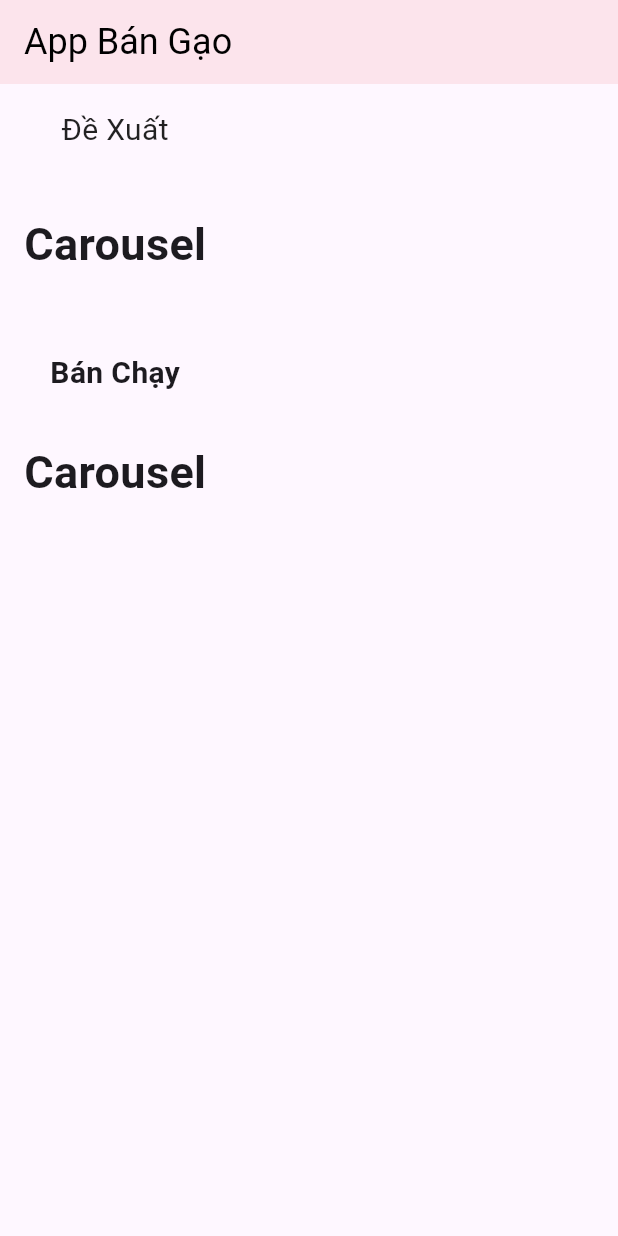
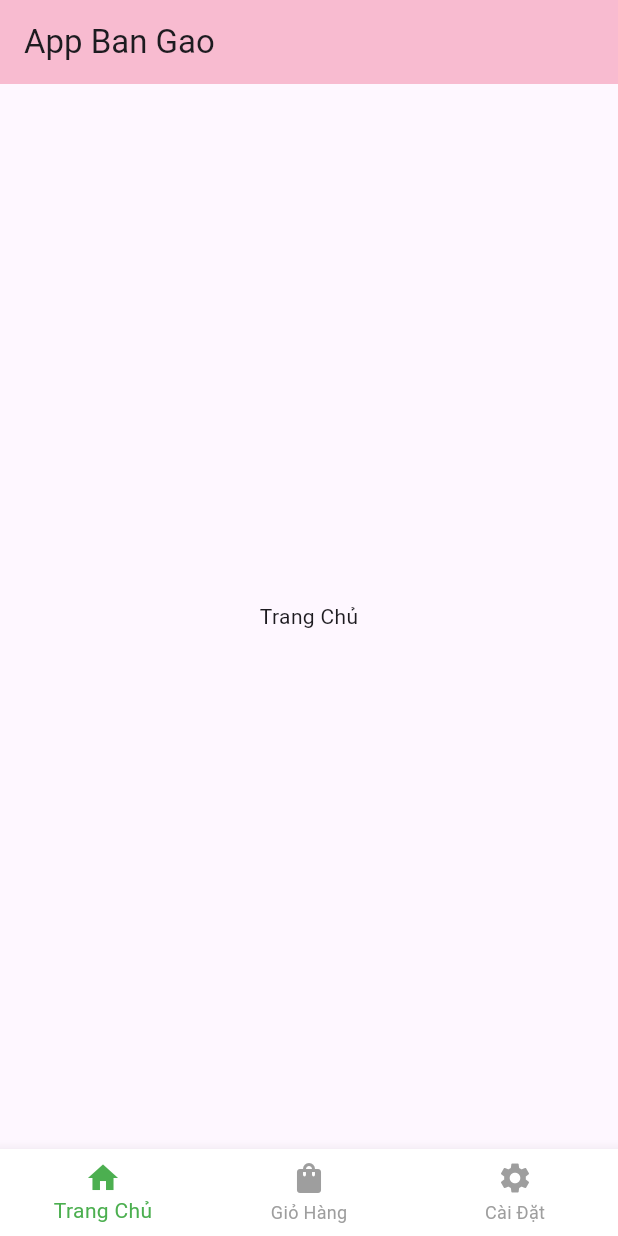
Before and after one commit to Vuleducthuan/App_Ban_Gao, a Flutter app: the screen it shows after launch, on a phone screen of 412 x 824 dp. Run offline on Flutter 3.47's test engine with Material 3 defaults, Android fonts, the phone set to English and light mode, and no system bars.

Commit message:
Update HomeScreen.dart

```diff
--- a/lib/screen/HomeScreen.dart
+++ b/lib/screen/HomeScreen.dart
@@ -1,64 +1,57 @@
 import 'package:flutter/material.dart';
 
-class Homescreen extends StatelessWidget {
-  const Homescreen({super.key, required String title});
+class Homescreen extends StatefulWidget {
+  const Homescreen({super.key, required this.title});
+
+  final String title;
+
+  @override
+  State<Homescreen> createState() => _HomeScreenState();
+}
+
+class _HomeScreenState extends State<Homescreen> {
+  int _currentIndex = 0;
+
+  // Các trang con
+  final List<Widget> _pages = [
+    const Center(child: Text('Trang Chủ')),
+    const Center(child: Text('Giỏ Hàng')),
+    const Center(child: Text('Cài Đặt')),
+  ];
 
   @override
   Widget build(BuildContext context) {
     return Scaffold(
       appBar: AppBar(
-        title: const Text(
-          'App Bán Gạo',
-          style: TextStyle(
-            color: Colors.black,
-            fontSize: 24,
+        title: Text(widget.title),
+        backgroundColor: Colors.pink[100],
+      ),
+      body: _pages[_currentIndex],
+      bottomNavigationBar: BottomNavigationBar(
+        items: const [
+          BottomNavigationBarItem(
+            icon: Icon(Icons.home),
+            label: 'Trang Chủ',
           ),
-        ),
-        backgroundColor: Colors.pink[50],
+          BottomNavigationBarItem(
+            icon: Icon(Icons.shopping_bag),
+            label: 'Giỏ Hàng',
+          ),
+          BottomNavigationBarItem(
+            icon: Icon(Icons.settings),
+            label: 'Cài Đặt',
+          ),
+        ],
+        currentIndex: _currentIndex,
+        selectedItemColor: Colors.green,
+        unselectedItemColor: Colors.grey,
+        backgroundColor: Colors.white,
+        onTap: (index) {
+          setState(() {
+            _currentIndex = index;
+          });
+        },
       ),
-      body: const Padding(
-          padding: EdgeInsets.all(16.0),
-          child: Column(
-            children: [
-              Text(
-                'Đề Xuất',
-                style: TextStyle(
-                  color: Colors.black87,
-                  fontSize: 20,
-                ),
-              ),
-              SizedBox(
-                height: 40,
-              ),
-              Text(
-                'Carousel',
-                style: TextStyle(
-                  fontSize: 30,
-                  fontWeight: FontWeight.bold,
-                ),
-              ),
-              SizedBox(
-                height: 50,
-              ),
-              Text(
-                'Bán Chạy',
-                style: TextStyle(
-                  fontSize: 20,
-                  fontWeight: FontWeight.bold,
-                ),
-              ),
-              SizedBox(
-                height: 30,
-              ),
-              Text(
-                'Carousel',
-                style: TextStyle(
-                  fontSize: 30,
-                  fontWeight: FontWeight.bold,
-                ),
-              ),
-            ],
-          )),
     );
   }
 }
```
